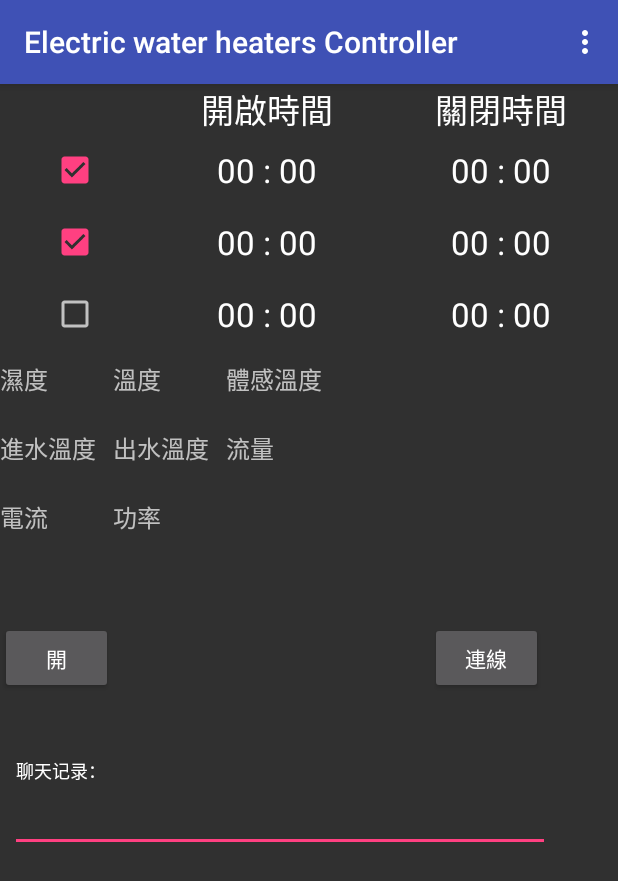
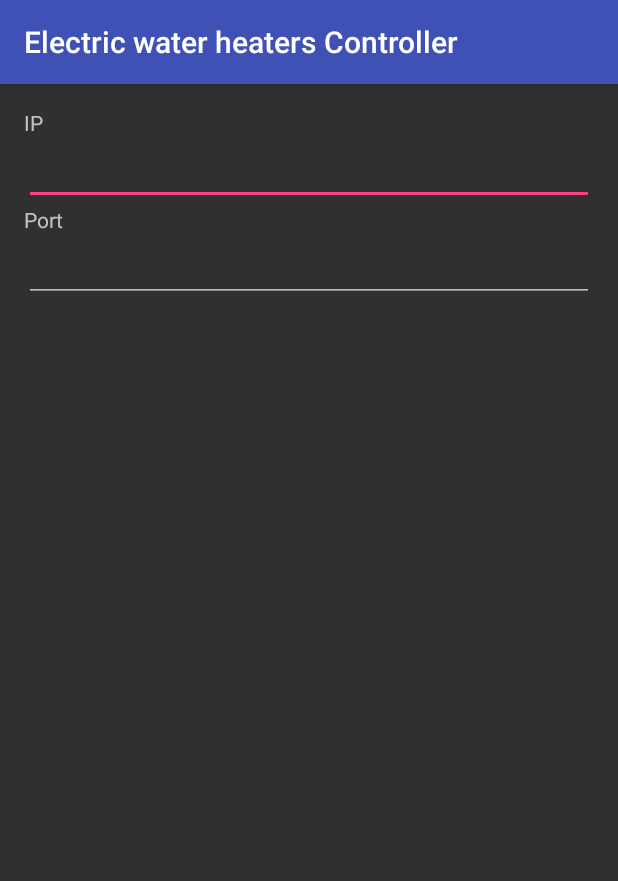
Before and after one commit to Red680812/Electric_Water_Heaters_Controller, an Android app: the screen it shows after launch (Main_Activity before the commit, setting after it), in the options menu, after a tap on "Settings", on a phone screen of 412 x 824 dp. Shown: the top 881 px of the screen. Run offline under Robolectric (Android 15) with nearby library versions, the phone set to English and light mode, and no system bars; 1 statement that could not run was skipped.

Commit message:
增加Setting

```diff
--- a/app/build.gradle
+++ b/app/build.gradle
@@ -24,4 +24,5 @@ dependencies {
     testCompile 'junit:junit:4.12'
     compile 'com.android.support:appcompat-v7:22.2.1'
     compile 'com.android.support:design:22.2.1'
+    compile 'com.android.support:support-v4:22.2.1'
 }
--- a/app/src/main/java/com/electric_water_heaters_controller/Main_Activity.java
+++ b/app/src/main/java/com/electric_water_heaters_controller/Main_Activity.java
@@ -2,6 +2,7 @@ package com.electric_water_heaters_controller;
 
 import android.content.Context;
 import android.content.Intent;
+import android.content.SharedPreferences;
 import android.graphics.drawable.BitmapDrawable;
 import android.os.Bundle;
 import android.os.Handler;
@@ -38,6 +39,8 @@ import java.net.Socket;
 import java.util.Calendar;
 
 public class Main_Activity extends AppCompatActivity {
+    //public final static String EXTRA_MESSAGE = "com.example.myfirstapp.MESSAGE";
+
     private String[] hoursArray = {"00", "01", "02", "03", "04", "05", "06", "07", "08", "09", "10",
             "11", "12", "13", "14", "15", "16", "17", "18", "19", "20", "21", "22", "23"};
     private String[] minsArray = {"00", "01", "02", "03", "04", "05", "06", "07", "08", "09", "10",
@@ -59,8 +62,8 @@ public class Main_Activity extends AppCompatActivity {
     private NumberAdapter minAdapter_1;
 
     private final String DEBUG_TAG = "Activity01";
-    private static final String SERVERIP = "192.168.1.185";
-    private static final int SERVERPORT = 8087;
+    private static String SERVERIP = "192.168.1.185";
+    private static int SERVERPORT = 8087;
     private Thread mThread = null;
     private Thread mThread_1 = null;
     private Socket mSocket = null;
@@ -70,6 +73,8 @@ public class Main_Activity extends AppCompatActivity {
     private Button Btn_Timer2_PopupWindow;
     private Button Btn_Timer3_PopupWindow;
     private EditText mEditText01 = null;
+    private EditText mEditText_ip = null;
+    private EditText mEditText_port = null;
     private TextView mTimer1_Start = null;
     private TextView mTimer1_End = null;
     private TextView mTimer2_Start = null;
@@ -96,6 +101,28 @@ public class Main_Activity extends AppCompatActivity {
     /**
      * Called when the activity is first created.
      */
+    @Override
+    protected void onRestart() {
+        super.onRestart();
+        //取得SharedPreference設定("Preference"為設定檔的名稱)
+        SharedPreferences settings = getSharedPreferences("Preference", 0);
+        //取出name屬性的字串
+        String IP = settings.getString("IP", "");
+        SERVERIP = IP;
+        String Port = settings.getString("Port", "");
+        SERVERPORT =Integer.parseInt(Port);
+    }
+    protected void onStart () {
+        //取得SharedPreference設定("Preference"為設定檔的名稱)
+        SharedPreferences settings = getSharedPreferences("Preference", 0);
+        //取出name屬性的字串
+        String IP = settings.getString("IP", "");
+        SERVERIP = IP;
+        String Port = settings.getString("Port", "");
+        SERVERPORT =Integer.parseInt(Port);
+        Log.e(DEBUG_TAG, "Settings onStart ");
+        super.onStart();
+    }
     @Override
     protected void onCreate(Bundle savedInstanceState) {
         super.onCreate(savedInstanceState);
@@ -240,18 +267,22 @@ public class Main_Activity extends AppCompatActivity {
 
     @Override
     protected void onStop() {
+        if (Socket_conning == true) {
             Socket_conning_close();
-        android.os.Process.killProcess(android.os.Process.myPid());
+            //android.os.Process.killProcess(android.os.Process.myPid());
             finish();
+        }
         super.onStop();
     }
 
     protected void onDestroy() {
+        if (Socket_conning == true) {
             RUN_THREAD = false;
             mThread.interrupt();
             mThread = null;
             mThread_1.interrupt();
             mThread_1 = null;
+        }
         super.onDestroy();
     }
 
@@ -634,13 +665,22 @@ public class Main_Activity extends AppCompatActivity {
         // Handle action bar item clicks here. The action bar will
         // automatically handle clicks on the Home/Up button, so long
         // as you specify a parent activity in AndroidManifest.xml.
-        int id = item.getItemId();
 
+        int item_id = item.getItemId();
         //noinspection SimplifiableIfStatement
-        if (id == R.id.action_settings) {
-            return true;
+        switch (item_id) {
+            case R.id.action_settings:
+                Setting_Activity();
+                break;
+            default:
+                return false;
         }
 
         return super.onOptionsItemSelected(item);
     }
+
+    public void Setting_Activity(){
+        Intent intent = new Intent(this, setting.class);
+        startActivity(intent);
     }
+}
--- /dev/null
+++ b/app/src/main/java/com/electric_water_heaters_controller/setting.java
@@ -0,0 +1,59 @@
+package com.electric_water_heaters_controller;
+
+import android.app.Activity;
+import android.content.Intent;
+import android.os.Bundle;
+import android.support.v4.app.NavUtils;
+import android.support.v7.app.AppCompatActivity;
+import android.text.InputType;
+import android.util.Log;
+import android.view.Menu;
+import android.view.MenuItem;
+import android.view.View;
+import android.widget.EditText;
+import android.content.SharedPreferences;
+
+public class setting extends AppCompatActivity {
+    private final String DEBUG_TAG = "Activity01";
+    private EditText mEditText_ip = null;
+    private EditText mEditText_port = null;
+    @Override
+    protected void onCreate(Bundle savedInstanceState) {
+        super.onCreate(savedInstanceState);
+        setContentView(R.layout.settings);
+        mEditText_ip = (EditText) findViewById(R.id.editText_ip);
+        mEditText_port = (EditText) findViewById(R.id.editText_port);
+        mEditText_ip.setInputType(InputType.TYPE_CLASS_NUMBER
+                | InputType.TYPE_NUMBER_FLAG_DECIMAL
+                | InputType.TYPE_NUMBER_FLAG_SIGNED
+                | InputType.TYPE_CLASS_TEXT);
+    }
+    protected void onStart () {
+        //取得SharedPreference設定("Preference"為設定檔的名稱)
+        SharedPreferences settings = getSharedPreferences("Preference", 0);
+        //取出name屬性的字串
+        String IP = settings.getString("IP", "");
+        mEditText_ip.setText(IP);
+        String Port = settings.getString("Port", "");
+        mEditText_port.setText(Port);
+        Log.e(DEBUG_TAG, "Settings onStart ");
+        super.onStart();
+    }
+    protected void onPause() {
+        //取得SharedPreference設定("Preference"為設定檔的名稱)
+        SharedPreferences settings = getSharedPreferences("Preference", 0);
+        //置入name屬性的字串
+        settings.edit().putString("IP", mEditText_ip.getText().toString()).commit();
+        settings.edit().putString("Port", mEditText_port.getText().toString()).commit();
+        Log.e(DEBUG_TAG, "Settings onPause");
+        super.onPause();
+    }
+    protected void onStop() {
+        Log.e(DEBUG_TAG, "Settings onStop");
+        super.onStop();
+    }
+    protected void onDestroy() {
+        Log.e(DEBUG_TAG, "Settings onDestroy");
+        super.onDestroy();
+    }
+}
--- /dev/null
+++ b/app/src/main/res/layout/settings.xml
@@ -0,0 +1,44 @@
+<?xml version="1.0" encoding="utf-8"?>
+<RelativeLayout xmlns:android="http://schemas.android.com/apk/res/android"
+    xmlns:tools="http://schemas.android.com/tools" android:layout_width="match_parent"
+    android:layout_height="match_parent" android:paddingLeft="@dimen/activity_horizontal_margin"
+    android:paddingRight="@dimen/activity_horizontal_margin"
+    android:paddingTop="@dimen/activity_vertical_margin"
+    android:paddingBottom="@dimen/activity_vertical_margin"
+    tools:context="com.electric_water_heaters_controller.settings">
+
+    <LinearLayout
+        android:orientation="vertical"
+        android:layout_width="fill_parent"
+        android:layout_height="wrap_content"
+        android:layout_gravity="center_horizontal"
+        android:id="@+id/linearLayout">
+
+        <TextView
+            android:layout_width="wrap_content"
+            android:layout_height="wrap_content"
+            android:text="IP"
+            android:id="@+id/textView_ip" />
+
+        <EditText
+            android:layout_width="fill_parent"
+            android:layout_height="wrap_content"
+            android:id="@+id/editText_ip"
+            android:ems="10"
+            android:text="192.168.1.185" />
+
+        <TextView
+            android:layout_width="wrap_content"
+            android:layout_height="wrap_content"
+            android:text="Port"
+            android:id="@+id/textView_port" />
+
+        <EditText
+            android:layout_width="fill_parent"
+            android:layout_height="wrap_content"
+            android:id="@+id/editText_port"
+            android:inputType="number"
+            android:ems="10"
+            android:text="8087" />
+    </LinearLayout>
+</RelativeLayout>
```
Also changed, not shown: app/src/main/AndroidManifest.xml (+10 -3 lines), app/src/main/res/values/strings.xml (+60 -0 lines). Lines whose indentation alone changed are shown as unchanged.
